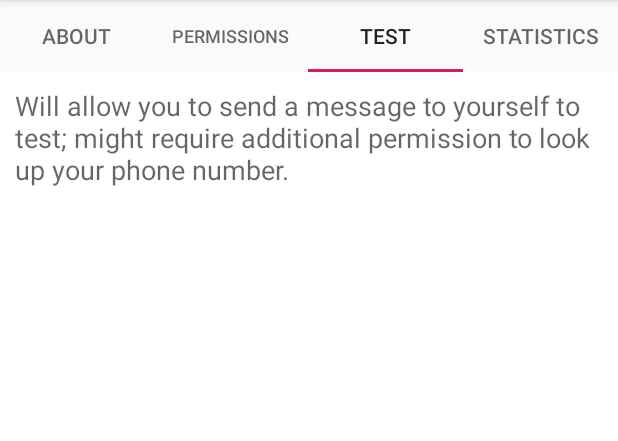
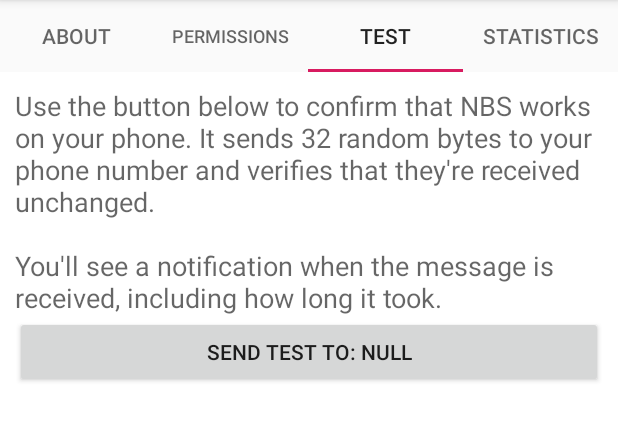
Before and after one commit to eehouse/nbsproxy, an Android app: the screen it shows after launch (MainActivity), tab 3 chosen, on a phone screen of 412 x 824 dp, the part 84-525 px from its top. Run offline under Robolectric (Android 15) with nearby library versions, the phone set to English and light mode, and no system bars.

Commit message:
implement send-to-self test

```diff
--- /dev/null
+++ b/app/src/main/java/org/eehouse/android/nbsp/NBSApp.java
@@ -0,0 +1,52 @@
+/* -*- compile-command: "find-and-gradle.sh insXw4Deb"; -*- */
+/*
+ * Copyright 2019 by Eric House (eehouse@eehouse.org).  All rights reserved.
+ *
+ * This program is free software; you can redistribute it and/or
+ * modify it under the terms of the GNU General Public License as
+ * published by the Free Software Foundation; either version 2 of the
+ * License, or (at your option) any later version.
+ *
+ * This program is distributed in the hope that it will be useful, but
+ * WITHOUT ANY WARRANTY; without even the implied warranty of
+ * MERCHANTABILITY or FITNESS FOR A PARTICULAR PURPOSE.  See the GNU
+ * General Public License for more details.
+ *
+ * You should have received a copy of the GNU General Public License
+ * along with this program; if not, write to the Free Software
+ * Foundation, Inc., 59 Temple Place - Suite 330, Boston, MA  02111-1307, USA.
+ */
+
+package org.eehouse.android.nbsp;
+
+import android.app.Application;
+import android.content.Context;
+import android.util.Log;
+
+public class NBSApp extends Application implements NBSProxy.OnReceived {
+    private static final String TAG = NBSApp.class.getSimpleName();
+    private static NBSProxy.OnReceived sProc;
+
+    @Override
+    public void onCreate()
+    {
+        super.onCreate();
+
+        NBSProxy.register( this );
+    }
+
+    @Override
+    public void onDataReceived(Context context, String fromPhone,
+                               byte[] data )
+    {
+        NBSProxy.OnReceived proc = sProc;
+        if ( proc != null ) {
+            proc.onDataReceived( context, fromPhone, data );
+        }
+    }
+
+    public static void setNBSCallback( NBSProxy.OnReceived proc )
+    {
+        sProc = proc;
+    }
+}
--- a/app/src/main/java/org/eehouse/android/nbsp/NBSReceiver.java
+++ b/app/src/main/java/org/eehouse/android/nbsp/NBSReceiver.java
@@ -84,7 +84,7 @@ public class NBSReceiver extends BroadcastReceiver {
                 .putExtra( Intent.EXTRA_TEXT, asStr )
                 .putExtra( "PHONE", phone )
                 .setPackage( appID )
-                .setType( "text/nbsdata" )
+                .setType( "text/nbsdata_rx" )
                 ;
             context.sendBroadcast( intent );
         } catch ( android.content.ActivityNotFoundException anfe ) {
@@ -114,7 +114,7 @@ public class NBSReceiver extends BroadcastReceiver {
                     break;
                 }
             }
-            Log.d( TAG, "DONE looking up appIDs" );
+            Log.d( TAG, "DONE looking up appIDs; got " + result );
         }
         return result;
     }
--- a/app/src/main/java/org/eehouse/android/nbsp/RequestReceiver.java
+++ b/app/src/main/java/org/eehouse/android/nbsp/RequestReceiver.java
@@ -43,7 +43,7 @@ public class RequestReceiver extends BroadcastReceiver {
     {
         if ( intent != null
              && Intent.ACTION_SEND.equals(intent.getAction())
-             && "text/nbsdata".equals( intent.getType() ) ) {
+             && "text/nbsdata_tx".equals( intent.getType() ) ) {
             short port = Short.valueOf( context.getString( R.string.nbs_port ) );
             String phone = intent.getStringExtra( "PHONE" );
             String appID = intent.getStringExtra( "APPID" );
--- a/app/src/main/res/layout/fragment_test.xml
+++ b/app/src/main/res/layout/fragment_test.xml
@@ -11,7 +11,12 @@
       android:layout_width="match_parent"
       android:layout_height="wrap_content"
       android:textAppearance="?android:attr/textAppearanceMedium"
-      android:text="Will allow you to send a message to yourself to test; might require additional permission to look up your phone number."
+      android:text="@string/test_expl"
       />
 
+  <Button android:id="@+id/test_button"
+          android:layout_width="fill_parent"
+          android:layout_height="wrap_content"
+          />
+
 </LinearLayout>
--- a/app/src/main/res/values/strings.xml
+++ b/app/src/main/res/values/strings.xml
@@ -40,8 +40,19 @@
     you\'re not comfortable granting the permissions NBSProxy needs,
     you might as well uninstall. No hard feelings :-)</string>
 
+    <string name="test_button_label_fmt">Send test to: %s</string>
+
     <string name="tab_about_title">About</string>
     <string name="tab_perms_title">Permissions</string>
     <string name="tab_test_title">Test</string>
+
+    <string name="test_expl">Use the button below to confirm that NBS
+    works on your phone. It sends 32 random bytes to your phone number
+    and verifies that they\'re received unchanged.\n\nYou\'ll see a
+    notification when the message is received, including how long it
+    took.</string>
+
     <string name="tab_stats_title">Statistics</string>
+
+    <string name="test_result_fmt">Send-to-self test succeeded, taking %.2f seconds.</string>
 </resources>
```
Also changed, not shown: app/src/main/AndroidManifest.xml (+11 -1 lines), app/src/main/java/org/eehouse/android/nbsp/NBSProxy.java (+6 -5 lines), app/src/main/java/org/eehouse/android/nbsp/ui/TestFragment.java (+68 -0 lines).
